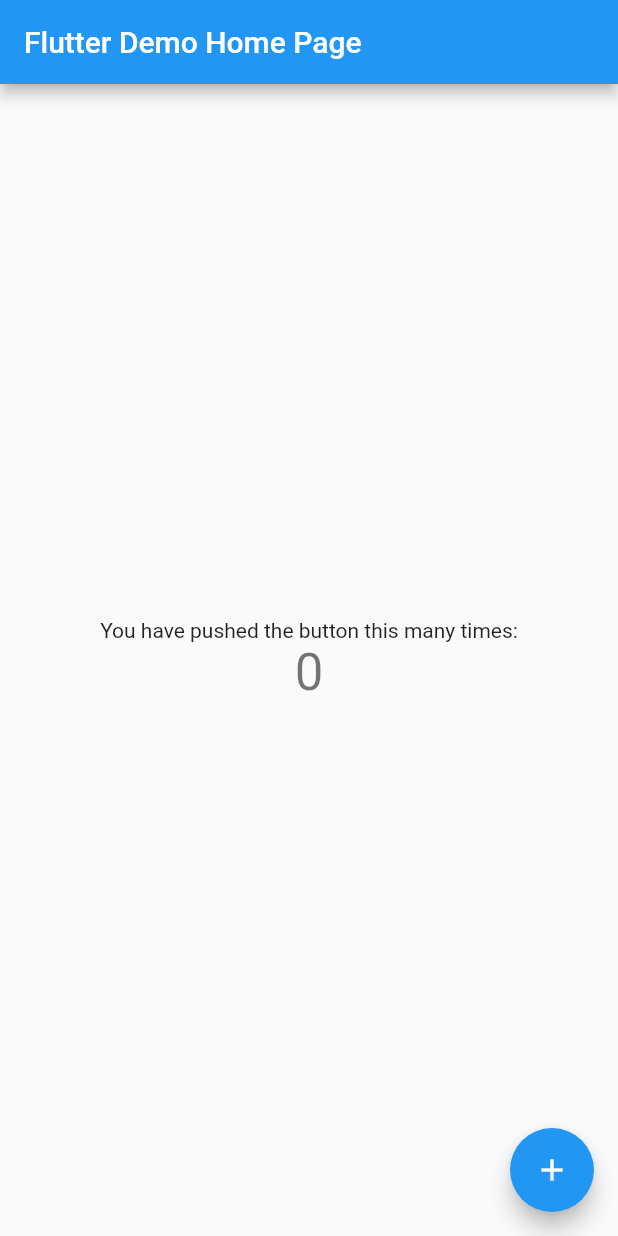
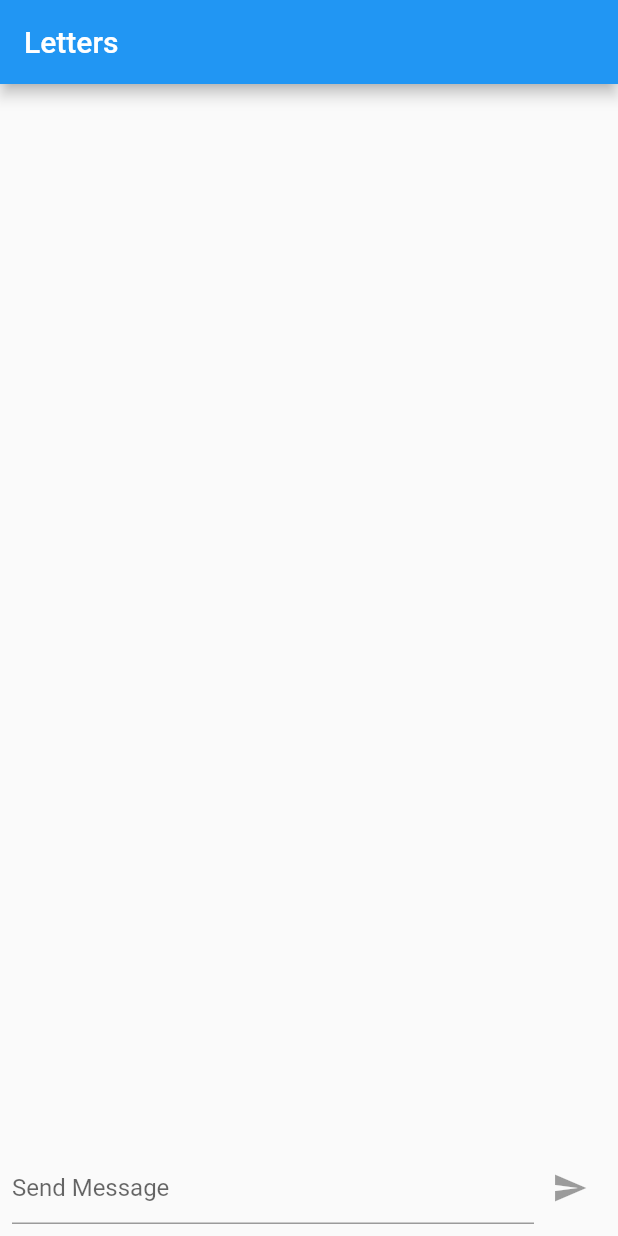
Before and after one commit to winay007/letters_app, a Flutter app: the screen it shows after launch, on a phone screen of 412 x 824 dp. Run offline on Flutter 3.47's test engine with Material 2 defaults, Android fonts, the phone set to English and light mode, and no system bars.

```diff
--- /dev/null
+++ b/lib/constants.dart
@@ -0,0 +1 @@
+String API_KEY = "1ebc4cb58d61f8274a60cfd15a49a59f";
--- a/lib/main.dart
+++ b/lib/main.dart
@@ -1,115 +1,22 @@
 import 'package:flutter/material.dart';
+import 'package:letter_app/screens/message.dart';
 
 void main() {
   runApp(const MyApp());
 }
 
 class MyApp extends StatelessWidget {
-  const MyApp({Key? key}) : super(key: key);
-
+  const MyApp({Key key}) : super(key: key);
   // This widget is the root of your application.
   @override
   Widget build(BuildContext context) {
     return MaterialApp(
+      debugShowCheckedModeBanner: false,
       title: 'Flutter Demo',
       theme: ThemeData(
-        // This is the theme of your application.
-        //
-        // Try running your application with "flutter run". You'll see the
-        // application has a blue toolbar. Then, without quitting the app, try
-        // changing the primarySwatch below to Colors.green and then invoke
-        // "hot reload" (press "r" in the console where you ran "flutter run",
-        // or simply save your changes to "hot reload" in a Flutter IDE).
-        // Notice that the counter didn't reset back to zero; the application
-        // is not restarted.
         primarySwatch: Colors.blue,
       ),
-      home: const MyHomePage(title: 'Flutter Demo Home Page'),
+      home: MessageScreen(),
     );
   }
 }
-
-class MyHomePage extends StatefulWidget {
-  const MyHomePage({Key? key, required this.title}) : super(key: key);
-
-  // This widget is the home page of your application. It is stateful, meaning
-  // that it has a State object (defined below) that contains fields that affect
-  // how it looks.
-
-  // This class is the configuration for the state. It holds the values (in this
-  // case the title) provided by the parent (in this case the App widget) and
-  // used by the build method of the State. Fields in a Widget subclass are
-  // always marked "final".
-
-  final String title;
-
-  @override
-  State<MyHomePage> createState() => _MyHomePageState();
-}
-
-class _MyHomePageState extends State<MyHomePage> {
-  int _counter = 0;
-
-  void _incrementCounter() {
-    setState(() {
-      // This call to setState tells the Flutter framework that something has
-      // changed in this State, which causes it to rerun the build method below
-      // so that the display can reflect the updated values. If we changed
-      // _counter without calling setState(), then the build method would not be
-      // called again, and so nothing would appear to happen.
-      _counter++;
-    });
-  }
-
-  @override
-  Widget build(BuildContext context) {
-    // This method is rerun every time setState is called, for instance as done
-    // by the _incrementCounter method above.
-    //
-    // The Flutter framework has been optimized to make rerunning build methods
-    // fast, so that you can just rebuild anything that needs updating rather
-    // than having to individually change instances of widgets.
-    return Scaffold(
-      appBar: AppBar(
-        // Here we take the value from the MyHomePage object that was created by
-        // the App.build method, and use it to set our appbar title.
-        title: Text(widget.title),
-      ),
-      body: Center(
-        // Center is a layout widget. It takes a single child and positions it
-        // in the middle of the parent.
-        child: Column(
-          // Column is also a layout widget. It takes a list of children and
-          // arranges them vertically. By default, it sizes itself to fit its
-          // children horizontally, and tries to be as tall as its parent.
-          //
-          // Invoke "debug painting" (press "p" in the console, choose the
-          // "Toggle Debug Paint" action from the Flutter Inspector in Android
-          // Studio, or the "Toggle Debug Paint" command in Visual Studio Code)
-          // to see the wireframe for each widget.
-          //
-          // Column has various properties to control how it sizes itself and
-          // how it positions its children. Here we use mainAxisAlignment to
-          // center the children vertically; the main axis here is the vertical
-          // axis because Columns are vertical (the cross axis would be
-          // horizontal).
-          mainAxisAlignment: MainAxisAlignment.center,
-          children: <Widget>[
-            const Text(
-              'You have pushed the button this many times:',
-            ),
-            Text(
-              '$_counter',
-              style: Theme.of(context).textTheme.headline4,
-            ),
-          ],
-        ),
-      ),
-      floatingActionButton: FloatingActionButton(
-        onPressed: _incrementCounter,
-        tooltip: 'Increment',
-        child: const Icon(Icons.add),
-      ), // This trailing comma makes auto-formatting nicer for build methods.
-    );
-  }
-}
--- /dev/null
+++ b/lib/screens/message.dart
@@ -0,0 +1,26 @@
+import 'package:flutter/material.dart';
+import 'package:letter_app/widgets/new_message.dart';
+
+class MessageScreen extends StatefulWidget {
+  @override
+  State<MessageScreen> createState() => _MessageScreenState();
+}
+
+class _MessageScreenState extends State<MessageScreen> {
+  @override
+  Widget build(BuildContext context) {
+    return Scaffold(
+      appBar: AppBar(
+        title: const Text('Letters'),
+      ),
+      body: Column(
+        children: [
+          Expanded(
+            child: Container(),
+          ),
+          NewMessage(),
+        ],
+      ),
+    );
+  }
+}
--- /dev/null
+++ b/lib/widgets/new_message.dart
@@ -0,0 +1,58 @@
+import 'package:flutter/material.dart';
+
+class NewMessage extends StatefulWidget {
+  @override
+  _NewMessageState createState() => _NewMessageState();
+}
+
+class _NewMessageState extends State<NewMessage> {
+  final _controller = TextEditingController();
+  var _enteredMessage = '';
+
+  void _sendMessage() async {
+     FocusScope.of(context).unfocus();
+    //  final user = await FirebaseAuth.instance.currentUser();
+    //  final userData = await Firestore.instance.collection('users').document(user.uid).get();
+    //  Firestore.instance.collection('chats').add({
+    //    'text' : _enteredMessage,
+    //    'createdAt' : Timestamp.now(),
+    //    'userId' : user.uid,
+    //    'username' :userData['username'],
+    //    'userImage' : userData['image_url'],
+    //  });
+     _controller.clear();
+  }
+
+  @override
+  Widget build(BuildContext context) {
+    return Container(
+      margin: const EdgeInsets.only(top: 8),
+      padding: const EdgeInsets.all(8),
+      child: Row(
+        children: [
+          Expanded(
+            child: TextField(
+              autocorrect: true,
+              enableSuggestions: true,
+              textCapitalization: TextCapitalization.sentences,
+              controller: _controller,
+              decoration: const InputDecoration(hintText: 'Send Message'),
+              onChanged: (value) {
+                setState(() {
+                  _enteredMessage = value;
+                });
+              },
+            ),
+          ),
+          IconButton(
+            color: Theme.of(context).primaryColor,
+            icon: const Icon(Icons.send),
+            onPressed: _enteredMessage.trim().isEmpty
+            ? null
+            : _sendMessage,
+          )
+        ],
+      ),
+    );
+  }
+}
--- a/pubspec.yaml
+++ b/pubspec.yaml
@@ -18,7 +18,7 @@
 version: 1.0.0+1
 
 environment:
-  sdk: ">=2.16.1 <3.0.0"
+  sdk: ">=2.11.0 <3.0.0"
 
 # Dependencies specify other packages that your package needs in order to work.
 # To automatically upgrade your package dependencies to the latest versions
```
Also changed, not shown: pubspec.lock, 3 other files.
